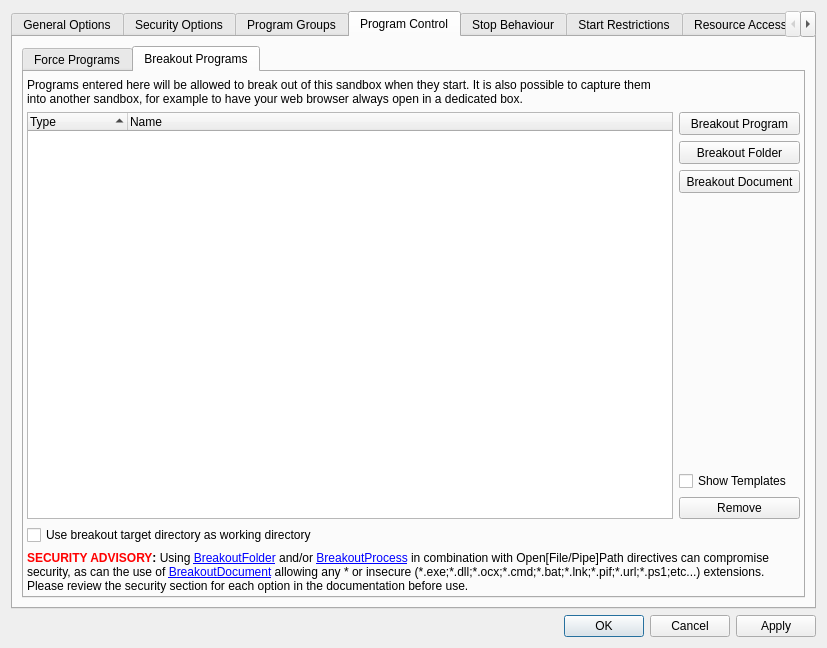
First picture: the form in SandboxiePlus/SandMan/Forms/OptionsWindow.ui, repository sandboxie-plus/Sandboxie, before the edit.
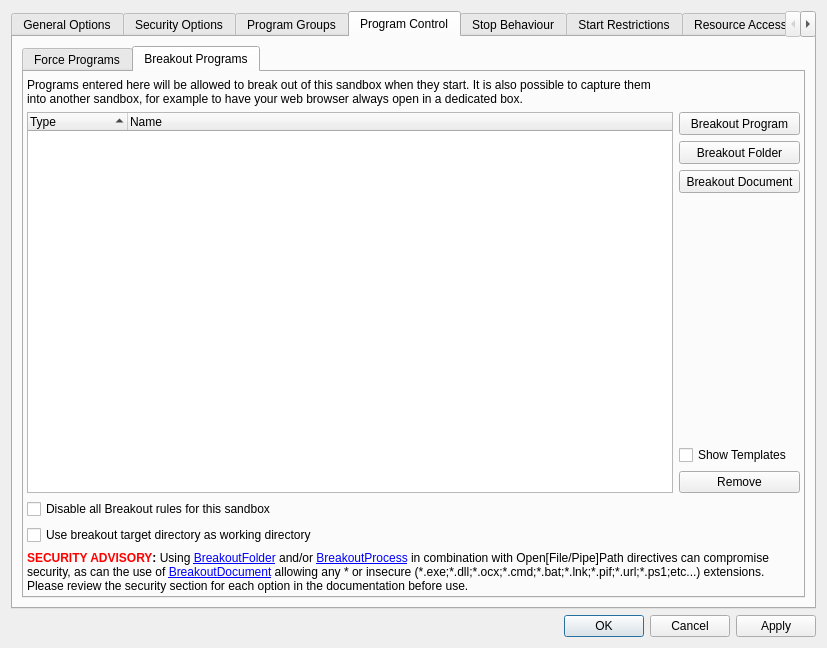
Second picture: the form after the edit. The open tabs and pages were chosen to show the change.

Commit message: Add DisableBreakoutRules and optimize breakout logic

The edit to the form file:
```diff
--- a/SandboxiePlus/SandMan/Forms/OptionsWindow.ui
+++ b/SandboxiePlus/SandMan/Forms/OptionsWindow.ui
@@ -2564,6 +2564,13 @@
                 </widget>
                </item>
                <item row="8" column="0" colspan="2">
+                <widget class="QCheckBox" name="chkDisableBreakout">
+                 <property name="text">
+                  <string>Disable all Breakout rules for this sandbox</string>
+                 </property>
+                </widget>
+               </item>
+               <item row="9" column="0" colspan="2">
                 <widget class="QCheckBox" name="chkBreakoutUseTargetDir">
                  <property name="toolTip">
                   <string>When breakout is allowed and no working directory is provided by the caller, use the target executable's folder as working directory.
@@ -2574,7 +2581,7 @@
                  </property>
                 </widget>
                </item>
-               <item row="9" column="0" colspan="2">
+               <item row="10" column="0" colspan="2">
                 <widget class="QLabel" name="lblBreakOut">
                  <property name="text">
                   <string>&lt;b&gt;&lt;font color='red'&gt;SECURITY ADVISORY&lt;/font&gt;:&lt;/b&gt; Using &lt;a href=&quot;sbie://docs/breakoutfolder&quot;&gt;BreakoutFolder&lt;/a&gt; and/or &lt;a href=&quot;sbie://docs/breakoutprocess&quot;&gt;BreakoutProcess&lt;/a&gt; in combination with Open[File/Pipe]Path directives can compromise security, as can the use of &lt;a href=&quot;sbie://docs/breakoutdocument&quot;&gt;BreakoutDocument&lt;/a&gt; allowing any * or insecure (*.exe;*.dll;*.ocx;*.cmd;*.bat;*.lnk;*.pif;*.url;*.ps1;etc...) extensions. Please review the security section for each option in the documentation before use.</string>
```
Left out of the diff: 1 changed line with no effect on the pictures. The commit also changes 15 other files.
